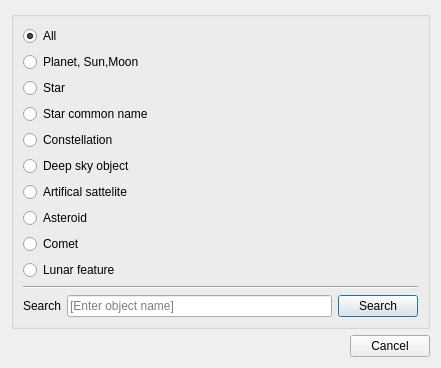
The window that cadvsearch.ui (PavelMr/skytechx) describes before a commit, drawn with Qt 5.
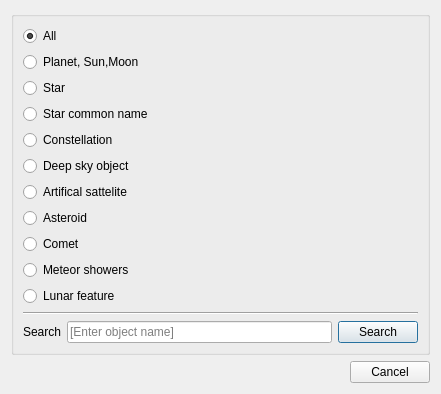
The same window after the commit. Custom widgets are drawn as their Qt base class.

Commit message: Meteor shower search

```diff
--- a/cadvsearch.ui
+++ b/cadvsearch.ui
@@ -90,6 +90,13 @@
             </property>
            </widget>
           </item>
+          <item>
+           <widget class="QRadioButton" name="radioButton_10">
+            <property name="text">
+             <string>Meteor showers</string>
+            </property>
+           </widget>
+          </item>
           <item>
            <widget class="QRadioButton" name="radioButton_9">
             <property name="text">
```
The commit also changes 8 other files.
